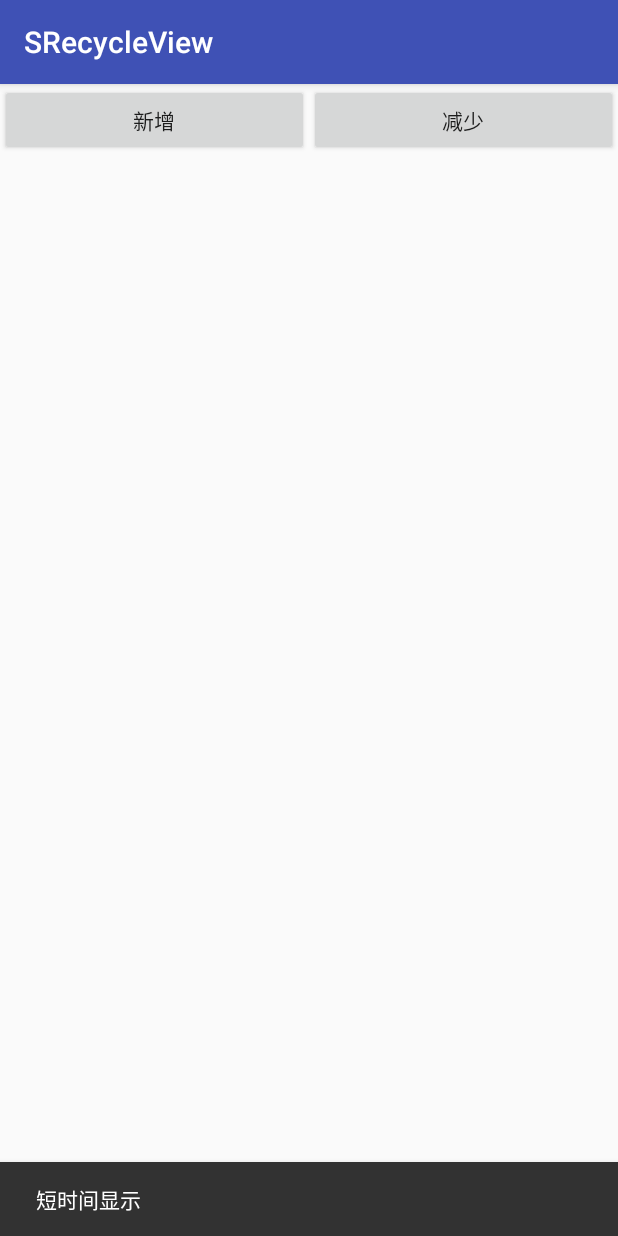
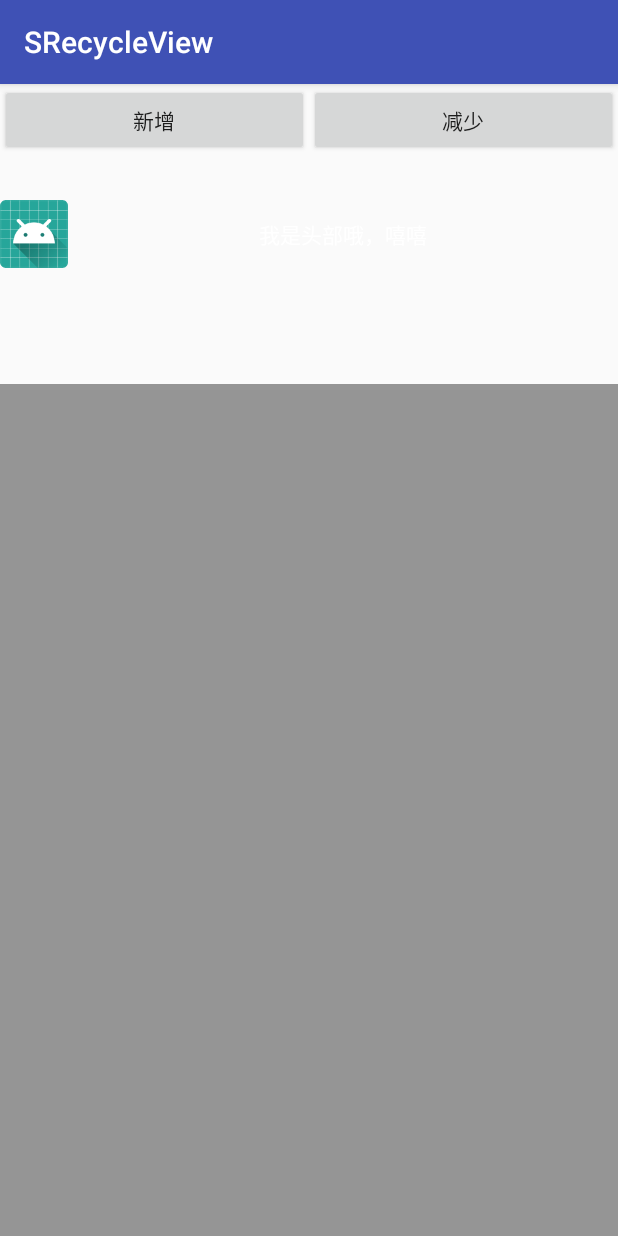
Before and after one commit to shajinyang/Sndroid, an Android app: the screen it shows after launch (MainActivity), after a tap on "新增", on a phone screen of 412 x 824 dp. Run offline under Robolectric (Android 15) with nearby library versions, the phone set to English and light mode, and no system bars; our stand-ins replace CircleImageView; libraries missing offline, so code that uses them is left out: com.yanzhenjie.permission; 1 statement that could not run was skipped.

Commit message:
add popwindow tyle alert

```diff
--- a/app/src/main/java/com/sjy/sndroid/MainActivity.java
+++ b/app/src/main/java/com/sjy/sndroid/MainActivity.java
@@ -10,6 +10,7 @@ import android.view.View;
 import android.widget.ImageView;
 import android.widget.Toast;
 
+import com.sjy.sndroid.weight.alert.Alerter;
 import com.sjy.sndroid.weight.permission.PermissionHelper;
 import com.sjy.sndroid.weight.permission.business.IpermissionCallBackListener;
 import com.sjy.sndroid.weight.snackbar.SnackBarHelper;
@@ -42,7 +43,7 @@ public class MainActivity extends AppCompatActivity {
         findViewById(R.id.btn).setOnClickListener(new View.OnClickListener() {
             @Override
             public void onClick(View v) {
-                if(isClick) {
+                /*if(isClick) {
                     Toaster.showCustomToast(LayoutInflater.from(MainActivity.this).inflate(R.layout.head_view, null));
                     SnackBarHelper.showShort(findViewById(R.id.btn),"短时间显示");
                     isClick=false;
@@ -59,7 +60,20 @@ public class MainActivity extends AppCompatActivity {
                      });
                     SnackBarHelper.showCustomViewAlways(findViewById(R.id.btn),view);
                     isClick=true;
-                }
+                }*/
+//                Alerter.LoadingAlert(MainActivity.this).show();
+                Alerter.PopAlert(MainActivity.this
+                        ,LayoutInflater.from(MainActivity.this).inflate(R.layout.head_view,null)
+                        ,findViewById(R.id.btn))
+                        .show();
+
+            }
+        });
+
+        findViewById(R.id.btn2).setOnClickListener(new View.OnClickListener() {
+            @Override
+            public void onClick(View v) {
+                Alerter.dismiss();
             }
         });
 
--- a/app/src/main/res/layout/head_view.xml
+++ b/app/src/main/res/layout/head_view.xml
@@ -3,17 +3,17 @@
     xmlns:android="http://schemas.android.com/apk/res/android"
     android:layout_width="match_parent"
     android:layout_height="match_parent"
-    android:background="@color/colorAccent"
+
     android:orientation="horizontal"
     >
     <ImageView
         android:id="@+id/logo"
         android:layout_width="45dp"
-        android:layout_height="45dp"
+        android:layout_height="200dp"
         android:src="@mipmap/ic_launcher"/>
     <TextView
         android:layout_width="match_parent"
-        android:layout_height="wrap_content"
+        android:layout_height="200dp"
         android:text="我是头部哦，嘻嘻"
 
         android:textColor="#ffffff"
--- a/sndroid/src/main/java/com/sjy/sndroid/weight/alert/Alerter.java
+++ b/sndroid/src/main/java/com/sjy/sndroid/weight/alert/Alerter.java
@@ -4,9 +4,13 @@ import android.app.Activity;
 import android.content.Context;
 import android.support.v7.app.AlertDialog;
 import android.view.LayoutInflater;
+import android.view.View;
 import android.view.Window;
 
 import com.sjy.sndroid.R;
+import com.sjy.sndroid.weight.alert.alerts.LoadingAlert;
+import com.sjy.sndroid.weight.alert.alerts.PopAlert;
+import com.sjy.sndroid.weight.alert.interfaces.IAlert;
 
 
 /**
@@ -16,44 +20,49 @@ import com.sjy.sndroid.R;
  */
 
 public class Alerter {
-    public static AlertDialog myloadingview;
-    private static Activity activity;
+    private static Alerter alerter;
+    private static LoadingAlert loadingAlert;
+    private static PopAlert popAlert;
+    private static IAlert iAlert;
 
-    /**
-     * 显示加载中弹框
-     * @param mContext
-     */
-    public static void showLoading(Context mContext){
-        if(myloadingview==null){
-            AlertDialog.Builder builder=new AlertDialog.Builder(mContext,R.style.LoadingDialogTheme);
-            myloadingview=builder.setView(LayoutInflater.from(mContext).inflate(R.layout.progress_view,null)).create();
-            myloadingview.setCanceledOnTouchOutside(false);
-            myloadingview.setCancelable(false);
-            Window dialogWindow = myloadingview.getWindow();
-            dialogWindow.setDimAmount(0);//设置昏暗度为0
+    public static Alerter LoadingAlert(Context mContext){
+        if(alerter==null){
+            alerter=new Alerter();
         }
-        myloadingview.show();
+        if(loadingAlert==null){
+            loadingAlert=new LoadingAlert();
+            loadingAlert.create(null,mContext);
+            iAlert=loadingAlert;
+        }
+        return alerter;
     }
 
+    public static Alerter PopAlert(Context mContext,View customView,View anchorView){
+        if(alerter==null){
+            alerter=new Alerter();
+        }
+        if(popAlert==null){
+            popAlert=new PopAlert(anchorView);
+            popAlert.create(customView,mContext);
+            iAlert=popAlert;
+        }
+        return alerter;
+    }
 
-    /**
-     * 关闭加载中弹框
-     */
-    public static void closeLoading(){
-        if(myloadingview!=null){
-            myloadingview.dismiss();
-        }
+    public void show(){
+        iAlert.show();
+    }
+
+    public static void dismiss(){
+        iAlert.dismiss();
+    }
+
+    public static void destory(){
+        popAlert=null;
+        loadingAlert=null;
+        iAlert.destory();
     }
 
 
 
-    /**
-     * 清除加载中弹框
-     */
-    public static void destoryLoading(){
-        if(myloadingview!=null){
-            myloadingview=null;
-        }
-    }
-
 }
--- /dev/null
+++ b/sndroid/src/main/java/com/sjy/sndroid/weight/alert/alerts/PopAlert.java
@@ -0,0 +1,153 @@
+package com.sjy.sndroid.weight.alert.alerts;
+
+import android.animation.Animator;
+import android.animation.AnimatorSet;
+import android.animation.ObjectAnimator;
+import android.app.Activity;
+import android.content.Context;
+import android.support.v7.app.AlertDialog;
+import android.view.LayoutInflater;
+import android.view.View;
+import android.view.ViewGroup;
+import android.view.animation.AccelerateDecelerateInterpolator;
+import android.widget.LinearLayout;
+import android.widget.RelativeLayout;
+
+import com.sjy.sndroid.R;
+import com.sjy.sndroid.weight.alert.interfaces.IAlert;
+import com.sjy.sndroid.weight.alert.wrapperview.ViewWrapper;
+
+/**
+ * popwindow  动画弹框
+ * Created by sjy on 2017/12/4.
+ */
+
+public class PopAlert implements IAlert {
+    private View AnchorView;//锚点view，用于显示pop的相对位置
+    private RelativeLayout relativeLayout;
+    private View bgView;
+    private int startHeight;
+    private boolean isOpen=false;
+
+    public PopAlert(View AnchorView) {
+        this.AnchorView = AnchorView;
+    }
+
+    @Override
+    public void create(View view, Context mContext) {
+        View contentView = LayoutInflater.from(mContext)
+                .inflate(R.layout.alert_pop_view, null);
+        relativeLayout = contentView.findViewById(R.id.content_view);
+        bgView = contentView.findViewById(R.id.bg_view);
+        bgView.setOnClickListener(new View.OnClickListener() {
+            @Override
+            public void onClick(View v) {
+                dismiss();
+            }
+        });
+        LinearLayout.LayoutParams params = new LinearLayout.LayoutParams(ViewGroup.LayoutParams.MATCH_PARENT, ViewGroup.LayoutParams.WRAP_CONTENT);
+        params.setMargins(0, AnchorView.getBottom(), 0, 0);
+        if (view != null) {
+            relativeLayout.addView(view, ViewGroup.LayoutParams.MATCH_PARENT, ViewGroup.LayoutParams.WRAP_CONTENT);//添加自定义view
+        }
+        ((Activity) mContext).addContentView(contentView, params);
+    }
+
+    @Override
+    public void show() {
+        if(isOpen)return;
+        relativeLayout.post(new Runnable() {
+            @Override
+            public void run() {
+                ViewWrapper tw = new ViewWrapper(relativeLayout);
+                if (startHeight == 0) {
+                    startHeight = relativeLayout.getHeight();
+                }
+                ObjectAnimator oa = ObjectAnimator
+                        .ofInt(tw, "Height", 0, startHeight)
+                        .setDuration(300);
+                ObjectAnimator ob = ObjectAnimator
+                        .ofFloat(bgView, "alpha", 0, 1f)
+                        .setDuration(300);
+                oa.setInterpolator(new AccelerateDecelerateInterpolator());
+                ob.setInterpolator(new AccelerateDecelerateInterpolator());
+                AnimatorSet animatorSet = new AnimatorSet();
+                animatorSet.play(oa).with(ob);
+                animatorSet.addListener(new Animator.AnimatorListener() {
+                    @Override
+                    public void onAnimationStart(Animator animation) {
+                        relativeLayout.setVisibility(View.VISIBLE);
+                        bgView.setVisibility(View.VISIBLE);
+                    }
+
+                    @Override
+                    public void onAnimationEnd(Animator animation) {
+                        isOpen=true;
+                    }
+
+                    @Override
+                    public void onAnimationCancel(Animator animation) {
+
+                    }
+
+                    @Override
+                    public void onAnimationRepeat(Animator animation) {
+
+                    }
+                });
+                animatorSet.start();
+            }
+        });
+    }
+
+    @Override
+    public void dismiss() {
+        if(!isOpen)return;
+        relativeLayout.post(new Runnable() {
+            @Override
+            public void run() {
+                ViewWrapper tw = new ViewWrapper(relativeLayout);
+                ObjectAnimator oa = ObjectAnimator
+                        .ofInt(tw, "Height", startHeight, 0)
+                        .setDuration(300);
+                oa.setInterpolator(new AccelerateDecelerateInterpolator());
+                ObjectAnimator ob = ObjectAnimator
+                        .ofFloat(bgView, "alpha", 1, 0)
+                        .setDuration(300);
+                oa.setInterpolator(new AccelerateDecelerateInterpolator());
+                ob.setInterpolator(new AccelerateDecelerateInterpolator());
+                AnimatorSet animatorSet = new AnimatorSet();
+                animatorSet.play(oa).with(ob);
+                animatorSet.addListener(new Animator.AnimatorListener() {
+                    @Override
+                    public void onAnimationStart(Animator animation) {
+
+                    }
+
+                    @Override
+                    public void onAnimationEnd(Animator animation) {
+                        isOpen=false;
+                    }
+
+                    @Override
+                    public void onAnimationCancel(Animator animation) {
+
+                    }
+
+                    @Override
+                    public void onAnimationRepeat(Animator animation) {
+
+                    }
+                });
+                animatorSet.start();
+            }
+        });
+    }
+
+    @Override
+    public void destory() {
+        dismiss();
+    }
+
+
+}
--- /dev/null
+++ b/sndroid/src/main/java/com/sjy/sndroid/weight/alert/interfaces/IAlert.java
@@ -0,0 +1,16 @@
+package com.sjy.sndroid.weight.alert.interfaces;
+
+import android.content.Context;
+import android.view.View;
+
+/**
+ *
+ * Created by sjy on 2017/12/4.
+ */
+
+public interface IAlert {
+    void create(View view, Context mContext);
+    void show();
+    void dismiss();
+    void destory();
+}
--- /dev/null
+++ b/sndroid/src/main/java/com/sjy/sndroid/weight/alert/wrapperview/ViewWrapper.java
@@ -0,0 +1,27 @@
+package com.sjy.sndroid.weight.alert.wrapperview;
+
+import android.view.View;
+
+/**
+ * Created by sjy on 2017/12/2.
+ */
+
+public class ViewWrapper {
+    private int Height;
+    private View view;
+
+    public int getHeight() {
+        return view.getLayoutParams().height;
+    }
+
+    public void setHeight(int height) {
+        view.getLayoutParams().height = height;
+        view.requestLayout();
+    }
+
+    public ViewWrapper(View view) {
+        this.view = view;
+    }
+
+
+}
--- a/sndroid/src/main/res/layout/activity_main.xml
+++ /dev/null
@@ -1,50 +0,0 @@
-<?xml version="1.0" encoding="utf-8"?>
-<RelativeLayout
-    xmlns:android="http://schemas.android.com/apk/res/android"
-    xmlns:tools="http://schemas.android.com/tools"
-    android:id="@+id/activity_main"
-    android:layout_width="match_parent"
-    android:layout_height="match_parent"
-    android:paddingBottom="@dimen/activity_vertical_margin"
-    android:paddingLeft="@dimen/activity_horizontal_margin"
-    android:paddingRight="@dimen/activity_horizontal_margin"
-    android:paddingTop="@dimen/activity_vertical_margin"
-    tools:context="com.activity.MainActivity">
-    <Button
-        android:id="@+id/openQrCodeScan"
-        android:layout_width="match_parent"
-        android:layout_height="wrap_content"
-        android:text="@string/dencode_qrcode"
-        />
-    <TextView
-        android:id="@+id/qrCodeText"
-        android:layout_below="@id/openQrCodeScan"
-        android:layout_width="match_parent"
-        android:layout_height="wrap_content"
-        android:paddingTop="20dp"
-        android:paddingBottom="20dp"
-        android:text="@string/qrcodetext"/>
-    <EditText
-        android:id="@+id/text"
-        android:layout_below="@id/qrCodeText"
-        android:layout_width="match_parent"
-        android:layout_height="wrap_content"
-        android:paddingTop="20dp"
-        android:paddingBottom="20dp"
-        android:hint="@string/code_text"/>
-    <Button
-        android:id="@+id/CreateQrCode"
-        android:layout_below="@id/text"
-        android:layout_width="match_parent"
-        android:layout_height="wrap_content"
-        android:text="@string/encode_qrcode"
-        />
-    <ImageView
-        android:id="@+id/QrCode"
-        android:layout_below="@id/CreateQrCode"
-        android:layout_width="wrap_content"
-        android:layout_height="wrap_content"
-        android:layout_centerHorizontal="true"
-        android:paddingTop="10dp"
-        android:src="@mipmap/ic_launcher"/>
-</RelativeLayout>
--- /dev/null
+++ b/sndroid/src/main/res/layout/alert_pop_view.xml
@@ -0,0 +1,20 @@
+<?xml version="1.0" encoding="utf-8"?>
+<LinearLayout
+    xmlns:android="http://schemas.android.com/apk/res/android"
+    android:layout_width="match_parent"
+    android:orientation="vertical"
+    android:layout_height="match_parent">
+    <RelativeLayout
+        android:id="@+id/content_view"
+        android:layout_width="match_parent"
+        android:layout_height="wrap_content"
+        android:visibility="invisible"
+        />
+    <View
+        android:id="@+id/bg_view"
+        android:layout_width="match_parent"
+        android:layout_height="0dp"
+        android:layout_weight="1"
+        android:background="#80333333"
+        android:visibility="invisible"/>
+</LinearLayout>
```
Also changed, not shown: sndroid/src/main/java/com/sjy/sndroid/weight/alert/alerts/LoadingAlert.java (added, +77 -0 lines), sndroid/src/main/res/layout/toolbar.xml (deleted, +0 -8 lines), 1 other file.
